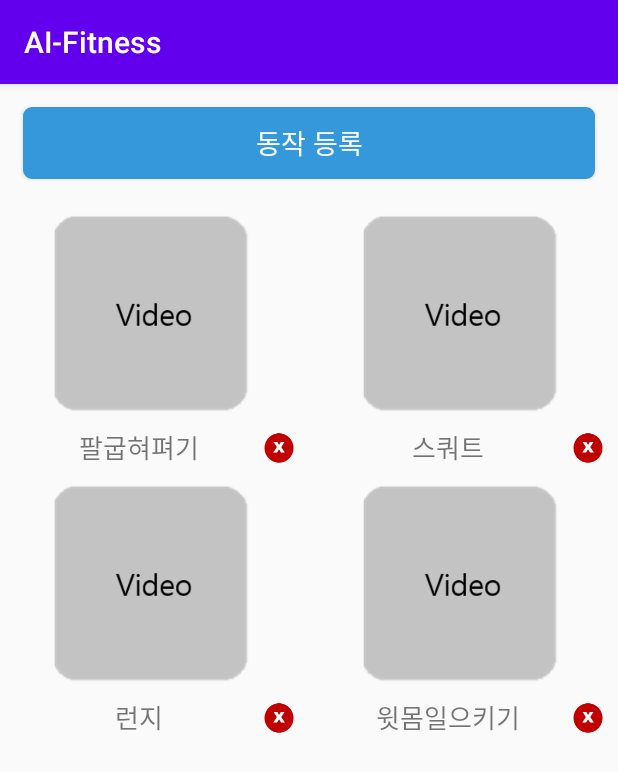
After one commit to Ohrotan/AI-Fitness, an Android app: the TrainerVideoListActivity screen opened directly, with no data from a screen before it, on a phone screen of 412 x 824 dp. The commit adds this screen. Shown: the top 772 px of the screen. Run offline under Robolectric (Android 15) with nearby library versions, the phone set to English and light mode, and no system bars.

Commit message:
트레이너 동작 목록 조회 화면, 어댑터 패키지, dto패키지 추가

```diff
--- a/app/build.gradle
+++ b/app/build.gradle
@@ -31,4 +31,5 @@ dependencies {
     testImplementation 'junit:junit:4.12'
     androidTestImplementation 'androidx.test.ext:junit:1.1.1'
     androidTestImplementation 'androidx.test.espresso:espresso-core:3.2.0'
+    implementation 'androidx.gridlayout:gridlayout:1.0.0'
 }
--- a/app/src/main/AndroidManifest.xml
+++ b/app/src/main/AndroidManifest.xml
@@ -9,7 +9,11 @@
         android:roundIcon="@mipmap/ic_launcher_round"
         android:supportsRtl="true"
         android:theme="@style/AppTheme">
-        <activity android:name=".ExrResultActivity"></activity>
+        <activity android:name=".AdminVideoManageActivity"></activity>
+        <activity android:name=".TrainerVideoListActivity" />
+        <activity android:name=".TrainerVideoRegActivity" />
+        <activity android:name=".DayExrProgramDetailRegActivity" />
+        <activity android:name=".ExrResultActivity" />
         <activity android:name=".SignupActivity" />
         <activity android:name=".LoginActivity" />
         <activity android:name=".DayExrProgramRegActivity" />
--- /dev/null
+++ b/app/src/main/java/kr/ssu/ai_fitness/TrainerVideoListActivity.java
@@ -0,0 +1,27 @@
+package kr.ssu.ai_fitness;
+
+import androidx.appcompat.app.AppCompatActivity;
+
+import android.os.Bundle;
+import android.widget.Button;
+import android.widget.GridView;
+
+import kr.ssu.ai_fitness.adapter.TrainerVideoAdapter;
+
+public class TrainerVideoListActivity extends AppCompatActivity {
+
+    Button tr_video_reg_btn;
+    GridView tr_video_list_view;
+    TrainerVideoAdapter trainerVideoAdapter = new TrainerVideoAdapter(this);
+
+    @Override
+    protected void onCreate(Bundle savedInstanceState) {
+        super.onCreate(savedInstanceState);
+        setContentView(R.layout.activity_trainer_video_list);
+
+        tr_video_reg_btn = findViewById(R.id.tr_video_reg_btn);
+        tr_video_list_view = findViewById(R.id.tr_video_list_view);
+
+        tr_video_list_view.setAdapter(trainerVideoAdapter);
+    }
+}
--- /dev/null
+++ b/app/src/main/java/kr/ssu/ai_fitness/adapter/TrainerVideoAdapter.java
@@ -0,0 +1,77 @@
+package kr.ssu.ai_fitness.adapter;
+
+import android.content.Context;
+import android.view.LayoutInflater;
+import android.view.View;
+import android.view.ViewGroup;
+import android.widget.BaseAdapter;
+import android.widget.ImageView;
+import android.widget.TextView;
+
+import java.util.ArrayList;
+
+import kr.ssu.ai_fitness.R;
+import kr.ssu.ai_fitness.dto.TrainerVideo;
+
+public class TrainerVideoAdapter extends BaseAdapter {
+
+    private ArrayList<TrainerVideo> items;
+    private Context context;
+    TrainerVideo item;
+
+    public TrainerVideoAdapter(Context context) {
+        this.context = context;
+        items = new ArrayList<>();
+        items.add(new TrainerVideo("팔굽혀펴기"));
+        items.add(new TrainerVideo("스쿼트"));
+        items.add(new TrainerVideo("런지"));
+        items.add(new TrainerVideo("윗몸일으키기"));
+    }
+
+    public TrainerVideoAdapter(Context context, ArrayList<TrainerVideo> items) {
+        this.context = context;
+        this.items = items;
+    }
+
+    @Override
+    public int getCount() {
+        return items.size();
+    }
+
+    @Override
+    public TrainerVideo getItem(int position) {
+        return items.get(position);
+    }
+
+    @Override
+    public long getItemId(int position) {
+        return position;
+    }
+
+    @Override
+    public View getView(int position, View convertView, ViewGroup parent) {
+        TrainerVideoAdapter.ViewHolder holder;
+        //항목 레이아웃 초기화
+        if (convertView == null) {
+            LayoutInflater inflater = (LayoutInflater) context.getSystemService(Context.LAYOUT_INFLATER_SERVICE);
+            convertView = inflater.inflate(R.layout.layout_tr_video_item, parent, false);
+            holder = new TrainerVideoAdapter.ViewHolder();
+            holder.img = (ImageView) convertView.findViewById(R.id.tr_video_thumb_img);
+            holder.title = (TextView) convertView.findViewById(R.id.tr_video_title_tv);
+
+            convertView.setTag(holder);
+        } else {
+            holder = (TrainerVideoAdapter.ViewHolder) convertView.getTag();
+        }
+
+        item = items.get(position);
+        holder.title.setText(item.title);
+
+        return convertView;
+    }
+
+    class ViewHolder {
+        ImageView img;
+        TextView title;
+    }
+}
--- /dev/null
+++ b/app/src/main/java/kr/ssu/ai_fitness/dto/TrainerVideo.java
@@ -0,0 +1,14 @@
+package kr.ssu.ai_fitness.dto;
+
+public class TrainerVideo {
+    //db 컬럼명과 일치 시키기 (나중에 수정 필요)
+    //public -> private 바꾸기
+    public String id;
+    public String thumbImg;
+    public String video;
+    public String title;
+    public String trainerId;
+    public TrainerVideo(String title){
+        this.title = title;
+    }
+}
--- a/app/src/main/java/kr/ssu/ai_fitness/testClass.java
+++ /dev/null
@@ -1,5 +0,0 @@
-package kr.ssu.ai_fitness;
-
-public class testClass {
-    //This is a test class
-}
--- /dev/null
+++ b/app/src/main/res/layout/activity_trainer_video_list.xml
@@ -0,0 +1,41 @@
+<?xml version="1.0" encoding="utf-8"?>
+<RelativeLayout xmlns:android="http://schemas.android.com/apk/res/android"
+    xmlns:app="http://schemas.android.com/apk/res-auto"
+    xmlns:tools="http://schemas.android.com/tools"
+    android:layout_width="match_parent"
+    android:layout_height="match_parent"
+    tools:context=".TrainerVideoListActivity">
+
+    <ScrollView
+        android:layout_width="match_parent"
+        android:layout_height="match_parent">
+
+        <LinearLayout
+            android:layout_width="match_parent"
+            android:layout_height="wrap_content"
+            android:orientation="vertical" />
+    </ScrollView>
+
+    <LinearLayout
+        android:layout_width="match_parent"
+        android:layout_height="match_parent"
+        android:orientation="vertical">
+
+        <Button
+            android:id="@+id/tr_video_reg_btn"
+            android:layout_width="match_parent"
+            android:layout_height="wrap_content"
+            android:layout_margin="15dp"
+            android:background="@drawable/button_background1"
+            android:text="동작 등록"
+            android:textColor="#FFFFFF"
+            android:textSize="18sp" />
+
+        <GridView
+            android:id="@+id/tr_video_list_view"
+            android:layout_width="match_parent"
+            android:layout_height="match_parent"
+            android:numColumns="2" />
+
+    </LinearLayout>
+</RelativeLayout>
--- /dev/null
+++ b/app/src/main/res/layout/layout_tr_video_item.xml
@@ -0,0 +1,40 @@
+<?xml version="1.0" encoding="utf-8"?>
+<LinearLayout xmlns:android="http://schemas.android.com/apk/res/android"
+    xmlns:app="http://schemas.android.com/apk/res-auto"
+    xmlns:tools="http://schemas.android.com/tools"
+    android:layout_width="wrap_content"
+    android:layout_height="wrap_content"
+    android:gravity="center"
+    android:orientation="vertical">
+
+    <ImageView
+        android:id="@+id/tr_video_thumb_img"
+        android:layout_width="wrap_content"
+        android:layout_height="150dp"
+        app:srcCompat="@drawable/video" />
+
+    <LinearLayout
+        android:layout_width="match_parent"
+        android:layout_height="wrap_content"
+        android:layout_marginLeft="10dp"
+        android:layout_marginRight="10dp"
+        android:orientation="horizontal">
+
+        <TextView
+            android:id="@+id/tr_video_title_tv"
+            android:layout_width="wrap_content"
+            android:layout_height="wrap_content"
+            android:layout_weight="1"
+            android:gravity="center_horizontal|center_vertical"
+            android:text="스쿼트"
+            android:textSize="17sp" />
+
+        <ImageView
+            android:id="@+id/tr_video_del_btn"
+            android:layout_width="20dp"
+            android:layout_height="30dp"
+            android:layout_gravity="right"
+            app:srcCompat="@drawable/del_btn" />
+
+    </LinearLayout>
+</LinearLayout>
```
Also changed, not shown: app/src/main/java/kr/ssu/ai_fitness/AdminVideoManageActivity.java (added, +14 -0 lines), app/src/main/java/kr/ssu/ai_fitness/DayExrProgramDetailRegActivity.java (added, +14 -0 lines), app/src/main/java/kr/ssu/ai_fitness/MainActivity.java (+14 -1 lines), app/src/main/java/kr/ssu/ai_fitness/TrainerVideoRegActivity.java (added, +14 -0 lines), app/src/main/res/layout/activity_admin_video_manage.xml (added, +9 -0 lines), app/src/main/res/layout/activity_day_exr_program_detail_reg.xml (added, +9 -0 lines), app/src/main/res/layout/activity_trainer_video_reg.xml (added, +9 -0 lines), app/src/main/res/drawable-v24/del_btn.png (added), app/src/main/res/drawable-v24/video.png (added).
